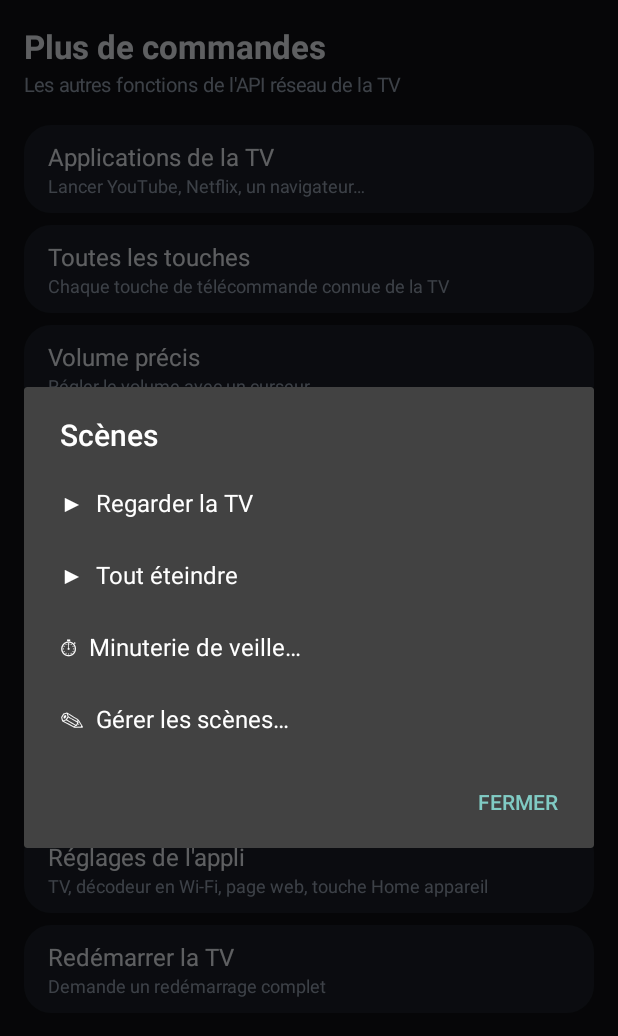
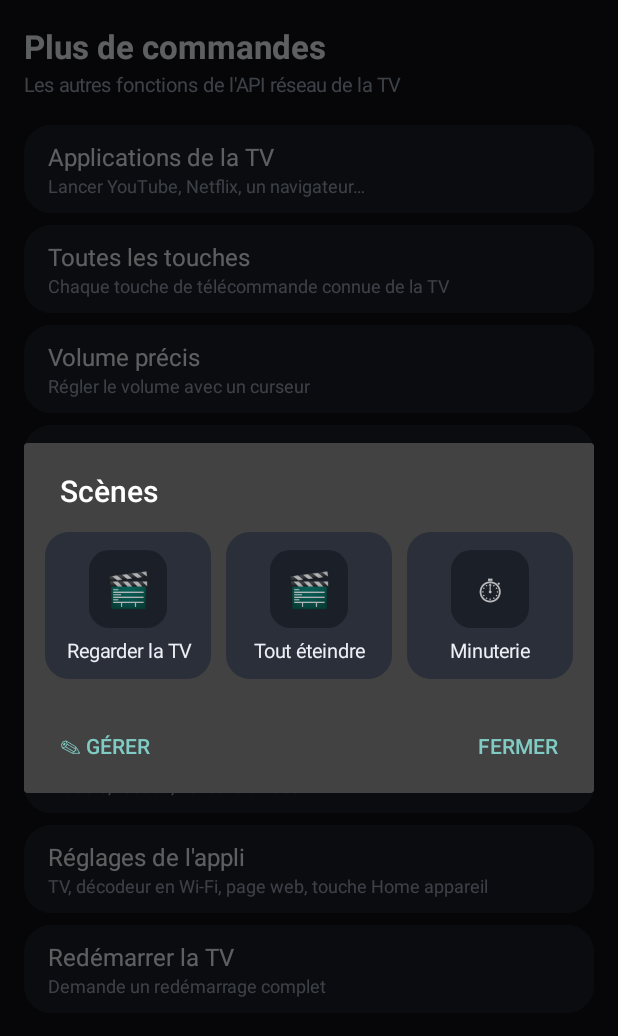
Before and after one commit to olivierharchies-sys/eco-tv-sony, an Android app: the MoreActivity screen opened directly, with no data from a screen before it, after a tap on "Scènes et minuterie", on a phone screen of 412 x 824 dp. Shown: the top 1036 px of the screen. Run offline under Robolectric (Android 15) with nearby library versions, the phone set to English and light mode, and no system bars.

Commit message:
Mise à jour depuis le téléphone

```diff
--- a/app/src/main/java/com/example/braviaeco/Scenes.kt
+++ b/app/src/main/java/com/example/braviaeco/Scenes.kt
@@ -192,19 +192,11 @@ class SceneUi(private val act: Activity, private val actions: TvActions) {
     fun show() {
         val scenes = ScenePrefs.scenes(act)
         val left = SleepTimer.remainingMinutes(act)
-        val timer = if (left == null) "⏱  Minuterie de veille…" else "⏱  Veille dans $left min (modifier)"
-        val labels = (scenes.map { "▶  " + it.name } + timer + "✎  Gérer les scènes…").toTypedArray()
-        dialog()
-            .setTitle("Scènes")
-            .setItems(labels) { _, which ->
-                when {
-                    which < scenes.size -> run(scenes[which])
-                    which == scenes.size -> showSleepTimer()
-                    else -> manage()
-                }
-            }
-            .setNegativeButton("Fermer", null)
-            .show()
+        val items = scenes.map { GridItem(it.name, "🎬") } +
+            GridItem("Minuterie", "⏱", sub = if (left == null) "" else "reste $left min", active = left != null)
+        TileGrid.show(act, "Scènes", items, neutral = "✎ Gérer" to { manage() }) { which ->
+            if (which < scenes.size) run(scenes[which]) else showSleepTimer()
+        }
     }
 
     private fun run(scene: Scene) {
@@ -218,10 +210,8 @@ class SceneUi(private val act: Activity, private val actions: TvActions) {
 
     fun showSleepTimer() {
         val minutes = intArrayOf(15, 30, 45, 60, 90, 120)
-        val labels = (minutes.map { "$it minutes" } + "Annuler la minuterie").toTypedArray()
-        dialog()
-            .setTitle("Éteindre la TV dans…")
-            .setItems(labels) { _, which ->
+        val items = minutes.map { GridItem("$it min", "⏱") } + GridItem("Annuler", "✖")
+        TileGrid.show(act, "Éteindre la TV dans…", items) { which ->
                 if (which < minutes.size) {
                     SleepTimer.set(act, minutes[which])
                     Ui.toast(act, "La TV s'éteindra dans ${minutes[which]} min")
@@ -229,18 +219,13 @@ class SceneUi(private val act: Activity, private val actions: TvActions) {
                     SleepTimer.cancel(act)
                     Ui.toast(act, "Minuterie annulée")
                 }
-            }
-            .show()
+        }
     }
 
     private fun manage() {
         val scenes = ScenePrefs.scenes(act)
-        val labels = (listOf("＋  Nouvelle scène") + scenes.map { "✎  " + it.name }).toTypedArray()
-        dialog()
-            .setTitle("Gérer les scènes")
-            .setItems(labels) { _, which -> edit(if (which == 0) null else which - 1) }
-            .setNegativeButton("Fermer", null)
-            .show()
+        val items = listOf(GridItem("Nouvelle scène", "➕")) + scenes.map { GridItem(it.name, "✏️") }
+        TileGrid.show(act, "Gérer les scènes", items) { which -> edit(if (which == 0) null else which - 1) }
     }
 
     private fun edit(index: Int?) {
--- /dev/null
+++ b/app/src/main/java/com/example/braviaeco/TileGrid.kt
@@ -0,0 +1,147 @@
+package com.example.braviaeco
+
+import android.app.Activity
+import android.app.AlertDialog
+import android.graphics.Color
+import android.graphics.Typeface
+import android.graphics.drawable.ColorDrawable
+import android.graphics.drawable.GradientDrawable
+import android.text.TextUtils
+import android.view.Gravity
+import android.view.View
+import android.view.ViewGroup
+import android.widget.BaseAdapter
+import android.widget.GridView
+import android.widget.ImageView
+import android.widget.LinearLayout
+import android.widget.TextView
+
+/**
+ * Élément de grille : [iconUri] = icône d'appli (voir [AppIcons]), sinon [emoji], sinon l'initiale de [label].
+ * [active] = élément en cours (bordure d'accent).
+ */
+data class GridItem(
+    val label: String,
+    val emoji: String = "",
+    val sub: String = "",
+    val iconUri: String = "",
+    val active: Boolean = false
+)
+
+/** Fenêtre graphique commune : grille de tuiles arrondies (icône au-dessus du nom). */
+object TileGrid {
+
+    fun show(
+        act: Activity,
+        title: String,
+        items: List<GridItem>,
+        columns: Int = 3,
+        neutral: Pair<String, () -> Unit>? = null,
+        onPick: (Int) -> Unit
+    ) {
+        val adapter = object : BaseAdapter() {
+            override fun getCount() = items.size
+            override fun getItem(position: Int) = items[position]
+            override fun getItemId(position: Int) = position.toLong()
+            override fun getView(position: Int, convertView: View?, parent: ViewGroup): View =
+                tile(act, items[position])
+        }
+        val grid = GridView(act)
+        grid.numColumns = columns
+        grid.stretchMode = GridView.STRETCH_COLUMN_WIDTH
+        grid.verticalSpacing = Ui.dp(act, 10)
+        grid.horizontalSpacing = Ui.dp(act, 10)
+        grid.selector = ColorDrawable(Color.TRANSPARENT)
+        val pad = Ui.dp(act, 14)
+        grid.setPadding(pad, pad, pad, pad)
+        grid.clipToPadding = false
+        grid.adapter = adapter
+
+        val builder = AlertDialog.Builder(act, android.R.style.Theme_Material_Dialog_Alert)
+            .setTitle(title)
+            .setView(grid)
+            .setNegativeButton("Fermer", null)
+        if (neutral != null) builder.setNeutralButton(neutral.first) { _, _ -> neutral.second() }
+        val dlg = builder.create()
+        grid.setOnItemClickListener { _, v, pos, _ ->
+            v.performHapticFeedback(android.view.HapticFeedbackConstants.VIRTUAL_KEY)
+            dlg.dismiss()
+            onPick(pos)
+        }
+        dlg.show()
+
+        val uris = items.map { it.iconUri }.filter { it.isNotEmpty() }
+        if (uris.isNotEmpty()) AppIcons.prepare(act, uris) { if (!act.isFinishing) adapter.notifyDataSetChanged() }
+    }
+
+    /** Icône : image de l'appli, sinon emoji ou initiale sur pastille colorée. */
+    fun icon(act: Activity, item: GridItem, sizeDp: Int): View {
+        val size = Ui.dp(act, sizeDp)
+        val bmp = if (item.iconUri.isEmpty()) null else AppIcons.bitmap(act, item.iconUri)
+        if (bmp != null) {
+            val image = ImageView(act)
+            image.scaleType = ImageView.ScaleType.FIT_CENTER
+            image.setImageBitmap(bmp)
+            image.layoutParams = LinearLayout.LayoutParams(size, size)
+            return image
+        }
+        val t = TextView(act)
+        val clean = item.label.trim()
+        val bg = GradientDrawable()
+        bg.cornerRadius = size * 0.26f * Ui.ROUND
+        if (item.emoji.isNotEmpty()) {
+            t.text = item.emoji
+            t.textSize = sizeDp * 0.44f
+            bg.setColor(Ui.SURFACE)
+        } else {
+            t.text = clean.take(1).uppercase().ifEmpty { "?" }
+            t.textSize = sizeDp * 0.42f
+            t.setTextColor(Color.WHITE)
+            t.typeface = Typeface.DEFAULT_BOLD
+            val hue = ((clean.lowercase().hashCode() and 0x7fffffff) % 360).toFloat()
+            bg.setColor(Color.HSVToColor(floatArrayOf(hue, 0.55f, 0.62f)))
+        }
+        t.gravity = Gravity.CENTER
+        t.background = bg
+        t.layoutParams = LinearLayout.LayoutParams(size, size)
+        return t
+    }
+
+    private fun tile(act: Activity, item: GridItem): View {
+        val box = LinearLayout(act)
+        box.orientation = LinearLayout.VERTICAL
+        box.gravity = Gravity.CENTER_HORIZONTAL
+        val pad = Ui.dp(act, 8)
+        box.setPadding(pad, Ui.dp(act, 12), pad, Ui.dp(act, 10))
+        box.background = Ui.rounded(act, Ui.SURFACE_HI, 16)
+        if (item.active) {
+            box.foreground = GradientDrawable().also {
+                it.setStroke(Ui.dp(act, 2), Ui.ACCENT)
+                it.cornerRadius = Ui.dp(act, 16) * Ui.ROUND
+            }
+        }
+        box.addView(icon(act, item, 52))
+
+        val label = TextView(act)
+        label.text = item.label
+        label.setTextColor(Ui.TEXT)
+        label.textSize = 13f
+        label.gravity = Gravity.CENTER
+        label.maxLines = 2
+        label.ellipsize = TextUtils.TruncateAt.END
+        label.setPadding(0, Ui.dp(act, 6), 0, 0)
+        box.addView(label)
+
+        if (item.sub.isNotEmpty()) {
+            val sub = TextView(act)
+            sub.text = item.sub
+            sub.setTextColor(Ui.DIM)
+            sub.textSize = 11f
+            sub.gravity = Gravity.CENTER
+            sub.maxLines = 1
+            sub.ellipsize = TextUtils.TruncateAt.END
+            box.addView(sub)
+        }
+        return box
+    }
+}
```
Also changed, not shown: app/src/main/java/com/example/braviaeco/AppShortcuts.kt (+4 -71 lines), app/src/main/java/com/example/braviaeco/MoreActivity.kt (+9 -15 lines), app/src/main/java/com/example/braviaeco/PictureMenu.kt (+16 -12 lines), app/src/main/java/com/example/braviaeco/QuickMenu.kt (+11 -20 lines), app/src/main/java/com/example/braviaeco/Remote2Activity.kt (+7 -8 lines), app/src/main/java/com/example/braviaeco/TvActions.kt (+234 -83 lines), app/src/main/java/com/example/braviaeco/WebCard.kt (+7 -9 lines).
